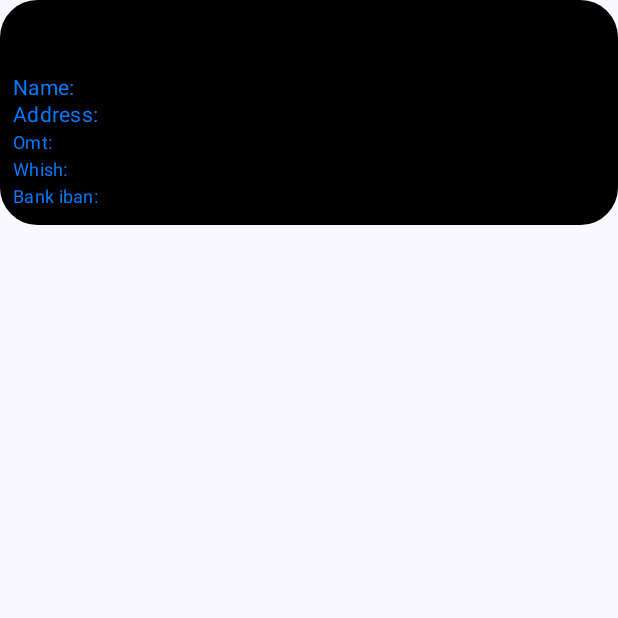
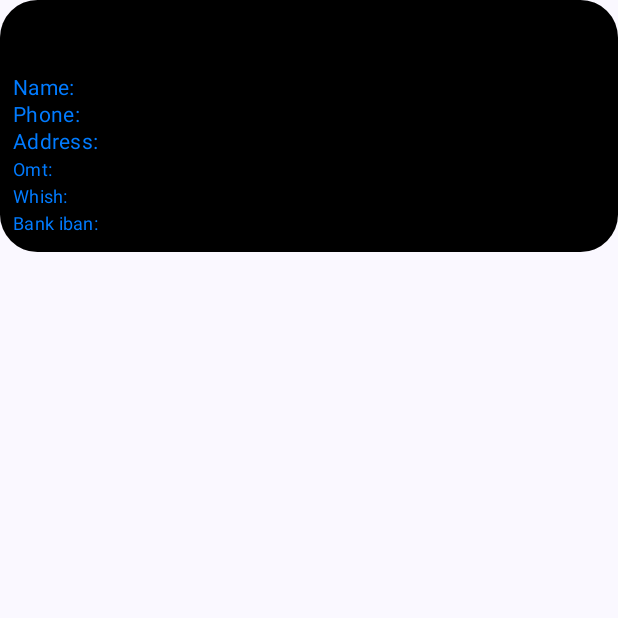
Before and after one commit to Housseinch17/DonorBox, an Android app built with Jetpack Compose: the composable ReceiverInfo shown on its own in the app's theme, on a phone screen of 412 x 824 dp, the top half of it. Run offline under Robolectric (Android 15) with nearby library versions, the phone set to English and light mode, and no system bars; our stand-ins replace constraintlayout-compose.

Commit message:
Display phone number in homepage card

```diff
--- a/app/src/main/java/com/example/donorbox/data/model/Address.kt
+++ b/app/src/main/java/com/example/donorbox/data/model/Address.kt
@@ -1,8 +1,10 @@
 package com.example.donorbox.data.model
 
+import androidx.compose.runtime.Immutable
 import kotlinx.serialization.Serializable
 
 @Serializable
+@Immutable
 data class Address(
     val location: String = "",
     val latitude: Double = 0.0,
--- a/app/src/main/java/com/example/donorbox/presentation/screens/home/HomePage.kt
+++ b/app/src/main/java/com/example/donorbox/presentation/screens/home/HomePage.kt
@@ -265,6 +265,14 @@
                 )
             )
             ReceiverText(
+                text = "Phone: ",
+                description = receiver.phoneNumber,
+                textStyle = MaterialTheme.typography.bodyMedium.copy(
+                    color = BrightBlue,
+                    fontSize = 14.sp,
+                )
+            )
+            ReceiverText(
                 text = "Address: ",
                 description = receiver.address.location,
                 textStyle = MaterialTheme.typography.bodyMedium.copy(
--- a/app/src/main/java/com/example/donorbox/presentation/util/Util.kt
+++ b/app/src/main/java/com/example/donorbox/presentation/util/Util.kt
@@ -9,7 +9,6 @@
 import android.net.NetworkCapabilities
 import android.net.Uri
 import android.os.Build
-import android.util.Log
 import androidx.core.content.ContextCompat
 import androidx.navigation.NavGraph.Companion.findStartDestination
 import androidx.navigation.NavHostController
```
